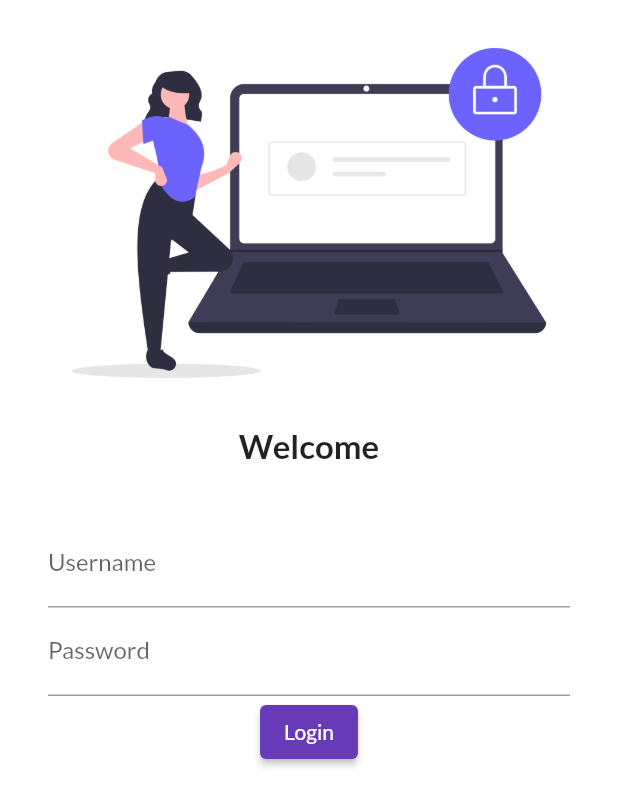
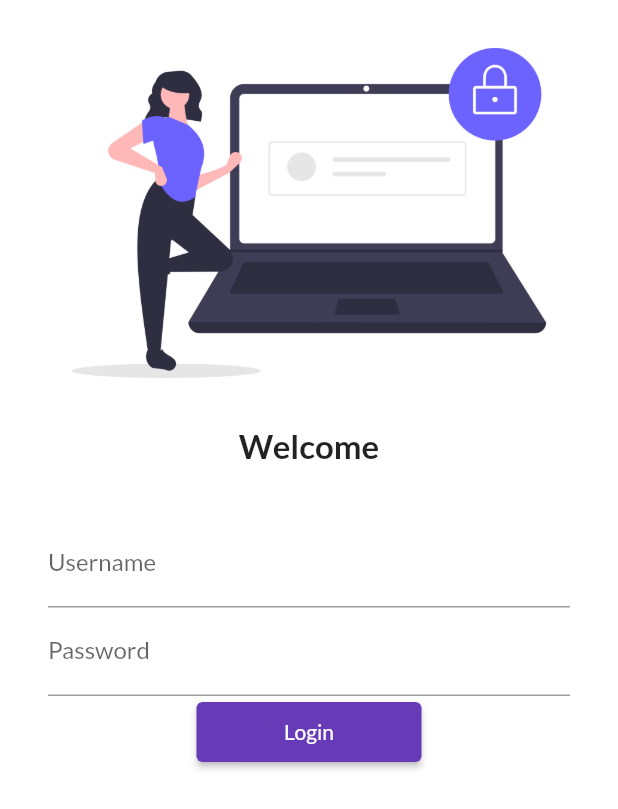
Before and after one commit to pranjulknit/flutter_catalog, a Flutter app: the screen it shows after launch, on a phone screen of 412 x 824 dp. Shown: the top 809 px of the screen. Run offline on Flutter 3.47's test engine with Material 2 defaults, Android fonts, the phone set to English and light mode, and no system bars; our stand-ins replace google_fonts.

Commit message:
day5 completed

```diff
--- a/lib/main.dart
+++ b/lib/main.dart
@@ -1,7 +1,11 @@
 import 'package:flutter/material.dart';
+import 'package:flutter_catalog/utils/routes.dart';
 import 'pages/home_page.dart';
 import 'pages/login_page.dart';
 import 'package:google_fonts/google_fonts.dart';
+import './utils/routes.dart';
+
+
 
 void main() => runApp(MyApp());
 
@@ -23,7 +27,7 @@ class MyApp extends StatelessWidget {
         //initialRoute: "/home",
         routes: {
           "/": (context) => LoginPage(),
-          "/home": (context) => HomePage(),
+          MyRoutes.homeRoute: (context) => HomePage(),
           "/login": (context) => LoginPage(),
         });
   }
--- a/lib/pages/login_page.dart
+++ b/lib/pages/login_page.dart
@@ -1,6 +1,7 @@
 // ignore_for_file: prefer_const_constructors
 
 import 'package:flutter/material.dart';
+import 'package:flutter_catalog/utils/routes.dart';
 
 class LoginPage extends StatelessWidget {
   const LoginPage({Key? key}) : super(key: key);
@@ -9,6 +10,7 @@ class LoginPage extends StatelessWidget {
   Widget build(BuildContext context) {
     return Material(
       color: Colors.white,
+      child: SingleChildScrollView(
         child: Column(
           children: [
             Image.asset("assets/images/login_image.png", fit: BoxFit.cover),
@@ -42,9 +44,11 @@ class LoginPage extends StatelessWidget {
                   ),
                   ElevatedButton(
                     child: Text("Login"),
-                  style: TextButton.styleFrom(),
+                    style: TextButton.styleFrom(
+                      minimumSize: Size(150, 40),
+                    ),
                     onPressed: () {
-                    print("Hy pranjul");
+                      Navigator.pushNamed(context, MyRoutes.homeRoute);
                     },
                   )
                 ],
@@ -52,6 +56,7 @@ class LoginPage extends StatelessWidget {
             ),
           ],
         ),
+      ),
     );
   }
 }
--- /dev/null
+++ b/lib/utils/routes.dart
@@ -0,0 +1,4 @@
+class MyRoutes {
+  static String loginRoute = '/login';
+  static String homeRoute = '/home';
+}
```
Lines whose indentation alone changed are shown as unchanged.
